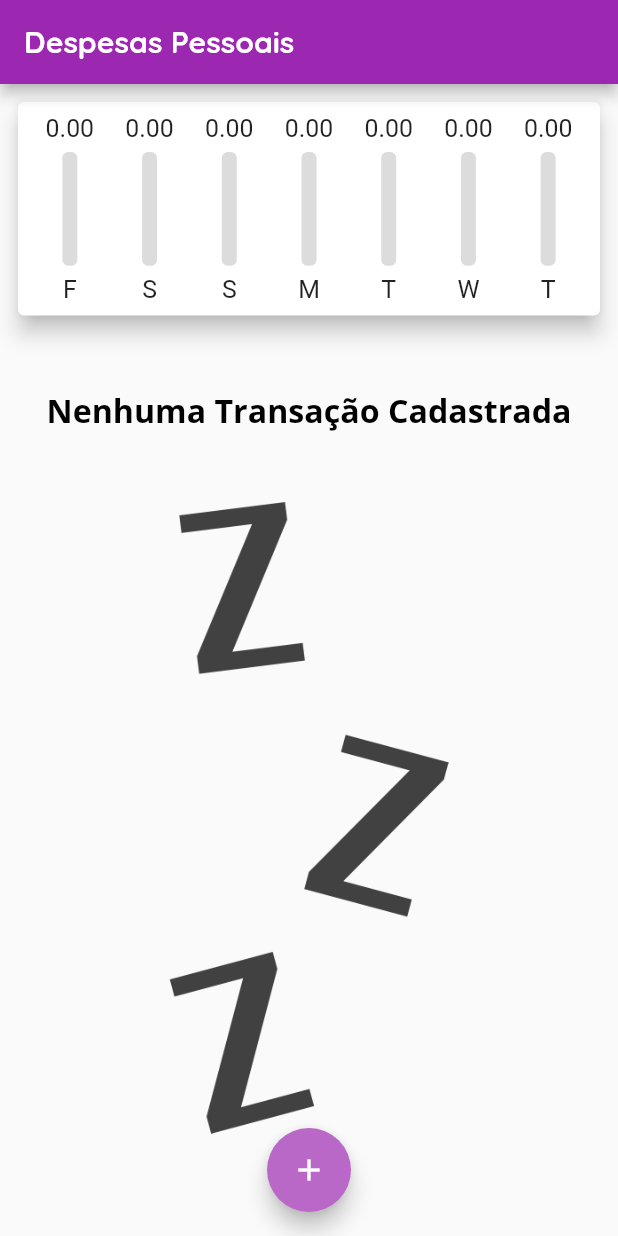
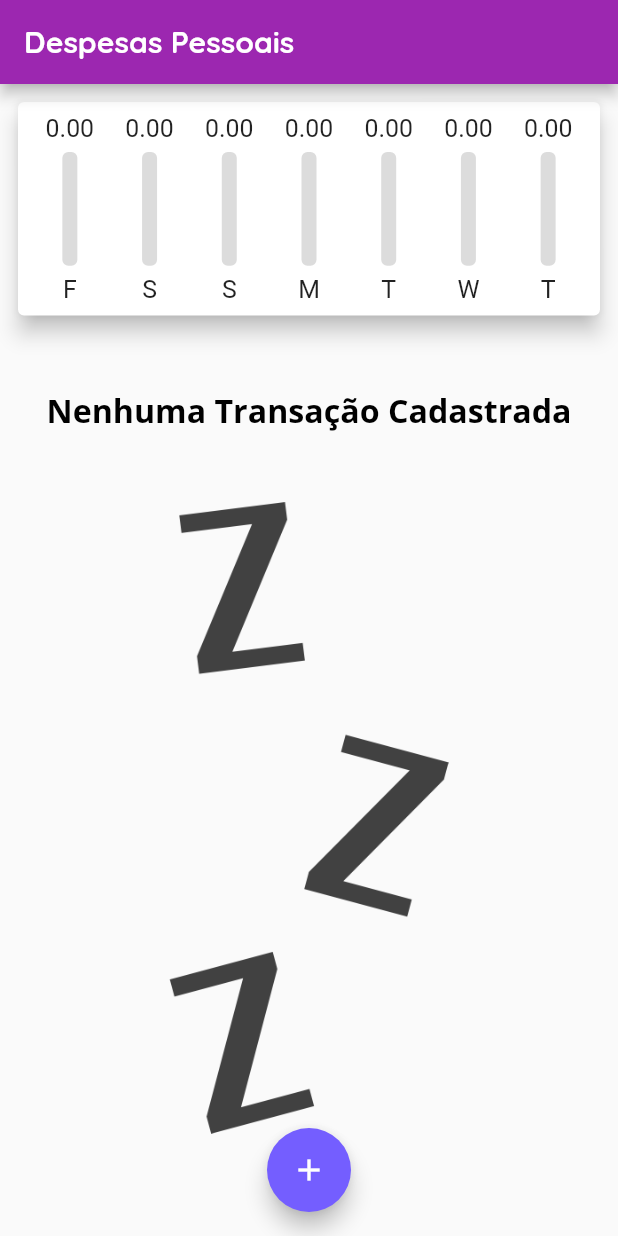
Before and after one commit to andrem4rks/flutter-study-cases, a Flutter app: the screen it shows after launch, on a phone screen of 412 x 824 dp. Run offline on Flutter 3.47's test engine with Material 2 defaults, Android fonts, the phone set to English and light mode, and no system bars.

Commit message:
finaliza modulo de responsividade sem parte ios

```diff
--- a/expenses/lib/main.dart
+++ b/expenses/lib/main.dart
@@ -1,4 +1,6 @@
+import 'dart:io';
 import 'dart:math';
+import 'package:flutter/foundation.dart';
 
 import 'package:expenses/components/chart.dart';
 import 'package:expenses/components/transaction_form.dart';
@@ -22,9 +24,9 @@ class ExpensesApp extends StatelessWidget {
       home: const MyHomePage(),
       theme: tema.copyWith(
         colorScheme: tema.colorScheme.copyWith(
-          primary: Colors.purple,
-          secondary: Colors.purple[300],
-        ),
+            primary: Colors.purple,
+            secondary: const Color.fromRGBO(186, 104, 200, 1),
+            tertiary: const Color.fromRGBO(116, 94, 255, 1)),
         textTheme: tema.textTheme.copyWith(
           titleLarge: const TextStyle(
             fontFamily: 'OpenSans',
@@ -95,8 +97,8 @@ class _MyHomePageState extends State<MyHomePage> {
 
   @override
   Widget build(BuildContext context) {
-    bool isLandscape =
-        MediaQuery.of(context).orientation == Orientation.landscape;
+    final mediaQuery = MediaQuery.of(context);
+    bool isLandscape = mediaQuery.orientation == Orientation.landscape;
 
     final appBar = AppBar(
       title: const Text(
@@ -120,9 +122,9 @@ class _MyHomePageState extends State<MyHomePage> {
       ],
     );
 
-    final availableHeight = MediaQuery.of(context).size.height -
+    final availableHeight = mediaQuery.size.height -
         appBar.preferredSize.height -
-        MediaQuery.of(context).padding.top -
+        mediaQuery.padding.top -
         16; // Tamanho do Padding total
 
     return Scaffold(
@@ -136,14 +138,32 @@ class _MyHomePageState extends State<MyHomePage> {
               padding: const EdgeInsets.all(8.0),
               child: Column(
                 children: [
+                  // if (isLandscape)
+                  //   Row(
+                  //     mainAxisAlignment: MainAxisAlignment.center,
+                  //     children: [
+                  //       const Text('Exibir Gráfico'),
+                  //       Switch.adaptive(
+                  //         value: _showChart,
+                  //         activeColor: Theme.of(context).colorScheme.tertiary,
+                  //         onChanged: (value) {
+                  //           setState(() {
+                  //             _showChart = value;
+                  //           });
+                  //         },
+                  //       ),
+                  //     ],
+                  //   ),
                   if (_showChart || !isLandscape)
                     SizedBox(
-                      height: availableHeight * (isLandscape ? 0.5 : 0.20),
+                      height: availableHeight * (isLandscape ? 0.6 : 0.2),
                       child: Chart(_recentTransactions),
                     ),
-                  if (!_showChart)
+                  if (!_showChart || !isLandscape)
                     SizedBox(
-                      height: availableHeight * 0.8,
+                      height: isLandscape
+                          ? availableHeight * 1
+                          : availableHeight * 0.8,
                       child: TransactionList(_transactions, _removeTransaction),
                     ),
                 ],
@@ -152,10 +172,19 @@ class _MyHomePageState extends State<MyHomePage> {
           ),
         ),
       ),
-      floatingActionButton: FloatingActionButton(
-        onPressed: () => _openTransactionFormModal(context),
-        child: const Icon(Icons.add),
-      ),
+      floatingActionButton: kIsWeb
+          ? FloatingActionButton(
+              backgroundColor: Theme.of(context).colorScheme.tertiary,
+              onPressed: () => _openTransactionFormModal(context),
+              child: const Icon(Icons.add),
+            )
+          : Platform.isIOS
+              ? Container()
+              : FloatingActionButton(
+                  backgroundColor: Theme.of(context).colorScheme.tertiary,
+                  onPressed: () => _openTransactionFormModal(context),
+                  child: const Icon(Icons.add),
+                ),
       floatingActionButtonLocation: FloatingActionButtonLocation.centerFloat,
     );
   }
--- a/expenses/pubspec.yaml
+++ b/expenses/pubspec.yaml
@@ -31,6 +31,7 @@ dependencies:
   flutter:
     sdk: flutter
   intl: ^0.18.1
+
 
 
   # The following adds the Cupertino Icons font to your application.
```
